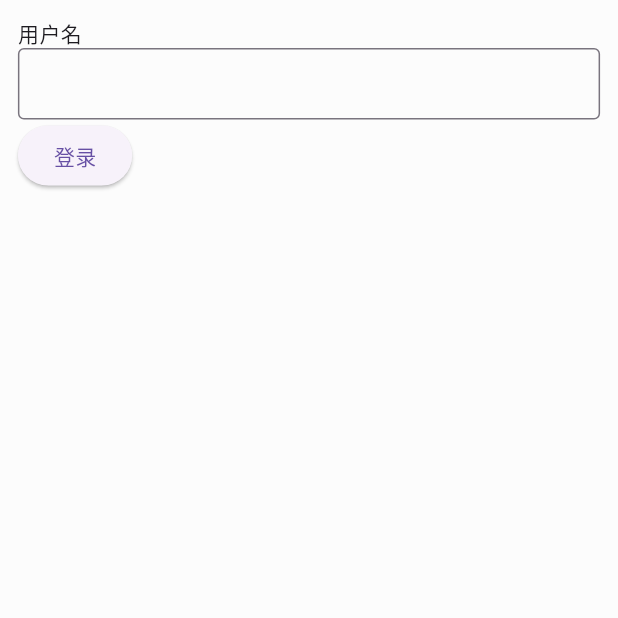
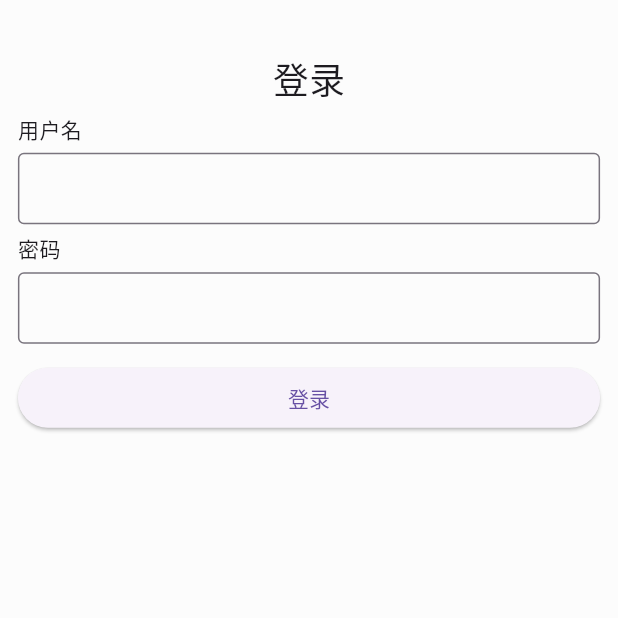
Before and after one commit to ManXliu/food-app, a Flutter app: the LoginPage screen opened by its route, on a phone screen of 412 x 824 dp, the top half of it. Run offline on Flutter 3.47's test engine with Material 3 defaults, Android fonts, the phone set to English and light mode, and no system bars; our stand-ins replace dio, envied, flutter_native_splash, flutter_riverpod, flutter_screenutil, gap and 2 more; generated files the repository leaves out were written again.

```diff
--- a/lib/page/login.dart
+++ b/lib/page/login.dart
@@ -1,5 +1,6 @@
 import 'package:flutter/material.dart';
 import 'package:flutter_screenutil/flutter_screenutil.dart';
+import 'package:gap/gap.dart';
 
 class LoginPage extends StatelessWidget {
   const LoginPage({super.key});
@@ -16,24 +17,43 @@ class LoginPage extends StatelessWidget {
               horizontal: 10.h,
             ),
             child: Column(
-              crossAxisAlignment: CrossAxisAlignment.start,
+              crossAxisAlignment: CrossAxisAlignment.center,
               children: [
-                Text('用户名'),
+                Gap(20.h),
+                Text(
+                  "登录",
+                  style: TextStyle(fontSize: 20.h, fontWeight: FontWeight.w400),
+                ),
+                Container(
+                  padding: EdgeInsetsGeometry.symmetric(vertical: 5.h),
+                  alignment: AlignmentGeometry.centerLeft,
+                  child: Text('用户名'),
+                ),
                 SizedBox(
                   height: 40.h,
                   child: TextField(
                     decoration: InputDecoration(border: OutlineInputBorder()),
                   ),
                 ),
+                Container(
+                  padding: EdgeInsetsGeometry.symmetric(vertical: 5.h),
+                  alignment: AlignmentGeometry.centerLeft,
+                  child: Text('密码'),
+                ),
                 SizedBox(
-                  child: Row(
-                    children: [
-                      ElevatedButton(
-                        onPressed: () {},
-                        child: Text("登录"),
-                        style: ButtonStyle(),
-                      ),
-                    ],
+                  height: 40.h,
+                  child: TextField(
+                    obscureText: true,
+                    decoration: InputDecoration(border: OutlineInputBorder()),
+                  ),
+                ),
+                Gap(10.h),
+                SizedBox(
+                  width: double.infinity,
+                  child: ElevatedButton(
+                    onPressed: () {},
+                    style: ButtonStyle(),
+                    child: Text("登录"),
                   ),
                 ),
               ],
--- a/pubspec.yaml
+++ b/pubspec.yaml
@@ -41,6 +41,9 @@ dependencies:
   flutter_riverpod: ^3.0.3
   riverpod_annotation: ^3.0.3
   flutter_native_splash: ^2.4.7
+  gap: ^3.0.1
+  dio: ^5.9.0
+  envied: ^1.3.1
 
 dev_dependencies:
   flutter_test:
@@ -56,6 +59,7 @@ dev_dependencies:
   riverpod_lint: ^3.0.3
   riverpod_generator: ^3.0.3
   json_serializable: ^6.11.1
+  envied_generator: ^1.3.1
 
 # For information on the generic Dart part of this file, see the
 # following page: https://dart.dev/tools/pub/pubspec
```
Also changed, not shown: lib/base/env.dart (added, +9 -0 lines), lib/base/net_request_manager.dart (added, +49 -0 lines), pubspec.lock, 1 other file.
